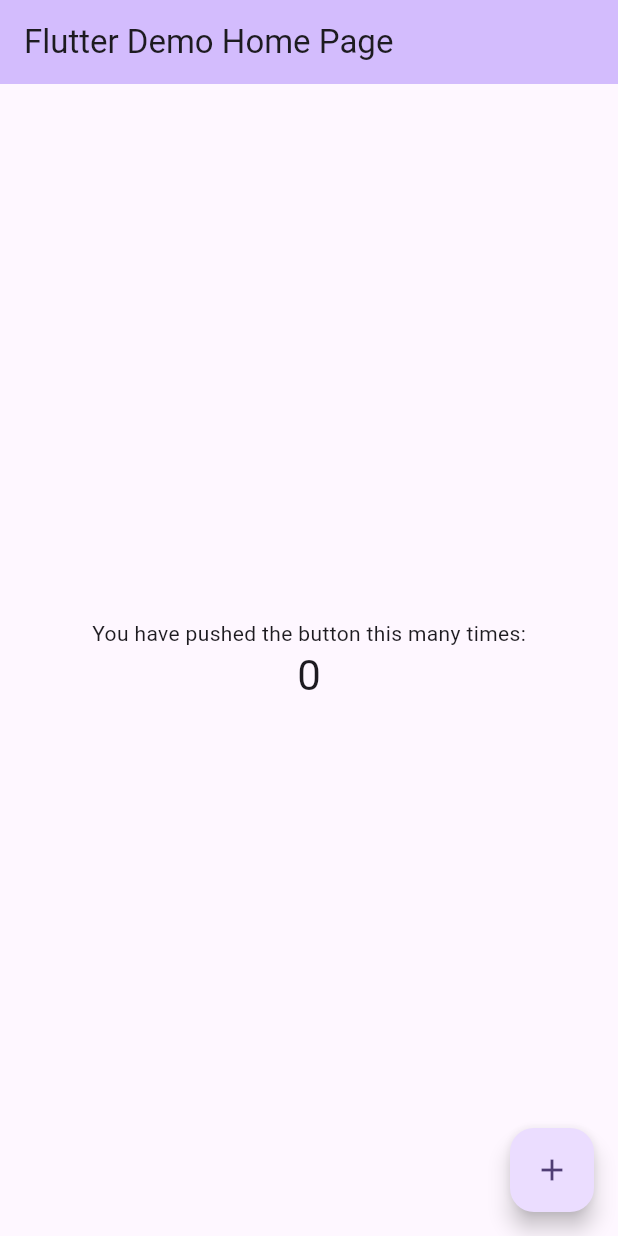
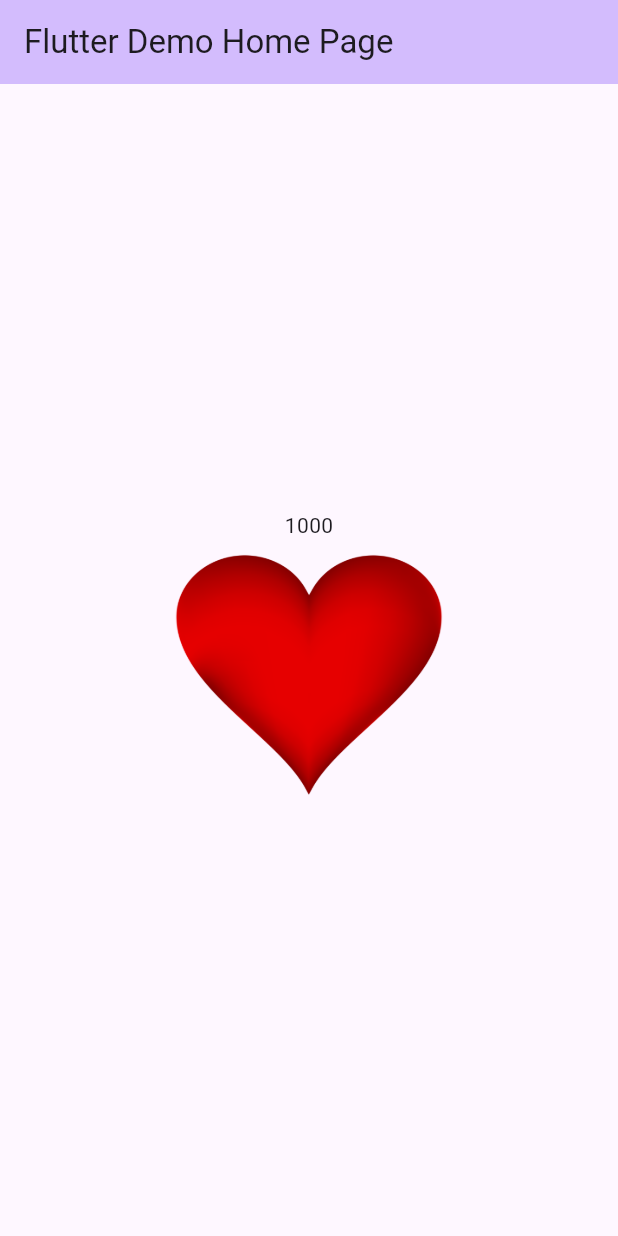
Before and after one commit to CelineSelke/inclass4, a Flutter app: the screen it shows after launch, on a phone screen of 412 x 824 dp. Run offline on Flutter 3.47's test engine with Material 3 defaults, Android fonts, the phone set to English and light mode, and no system bars.

```diff
--- a/lib/main.dart
+++ b/lib/main.dart
@@ -54,28 +54,37 @@ class MyHomePage extends StatefulWidget {
   State<MyHomePage> createState() => _MyHomePageState();
 }
 
-class _MyHomePageState extends State<MyHomePage> {
-  int _counter = 0;
+class _MyHomePageState extends State<MyHomePage> with SingleTickerProviderStateMixin {
+  late AnimationController controller;
+  late Animation animation;
+  late int duration;
 
-  void _incrementCounter() {
-    setState(() {
-      // This call to setState tells the Flutter framework that something has
-      // changed in this State, which causes it to rerun the build method below
-      // so that the display can reflect the updated values. If we changed
-      // _counter without calling setState(), then the build method would not be
-      // called again, and so nothing would appear to happen.
-      _counter++;
-    });
+  @override
+  void initState() {
+    super.initState();
+    duration = 1000;
+    controller = AnimationController(vsync: this, duration: Duration(milliseconds: duration));
+    animation = Tween<double>(begin: 100.0, end: 200.0).animate(controller);
+    controller.forward();
+    if(controller.isCompleted){
+      controller.reverse();
+    }
+    else{
+      controller.forward();
+    }
+    controller.repeat();
+
   }
+
+
+
 
   @override
   Widget build(BuildContext context) {
-    // This method is rerun every time setState is called, for instance as done
-    // by the _incrementCounter method above.
-    //
-    // The Flutter framework has been optimized to make rerunning build methods
-    // fast, so that you can just rebuild anything that needs updating rather
-    // than having to individually change instances of widgets.
+
+
+
+
     return Scaffold(
       appBar: AppBar(
         // TRY THIS: Try changing the color here to a specific color (to
@@ -105,21 +114,25 @@ class _MyHomePageState extends State<MyHomePage> {
           // wireframe for each widget.
           mainAxisAlignment: MainAxisAlignment.center,
           children: <Widget>[
-            const Text(
-              'You have pushed the button this many times:',
-            ),
-            Text(
-              '$_counter',
-              style: Theme.of(context).textTheme.headlineMedium,
-            ),
+            Text("$duration"),
+
+            AnimatedBuilder(
+
+                animation: animation,
+
+                builder:(context, child) {
+                    return Container(
+                      width: animation.value,
+                      height: animation.value,
+                      child:Image.asset("assets/images/heart.png"));
+
+                },
+
+              ),
+
           ],
         ),
       ),
-      floatingActionButton: FloatingActionButton(
-        onPressed: _incrementCounter,
-        tooltip: 'Increment',
-        child: const Icon(Icons.add),
-      ), // This trailing comma makes auto-formatting nicer for build methods.
     );
   }
 }
```
Also changed, not shown: assets/images/heart.png (added).
